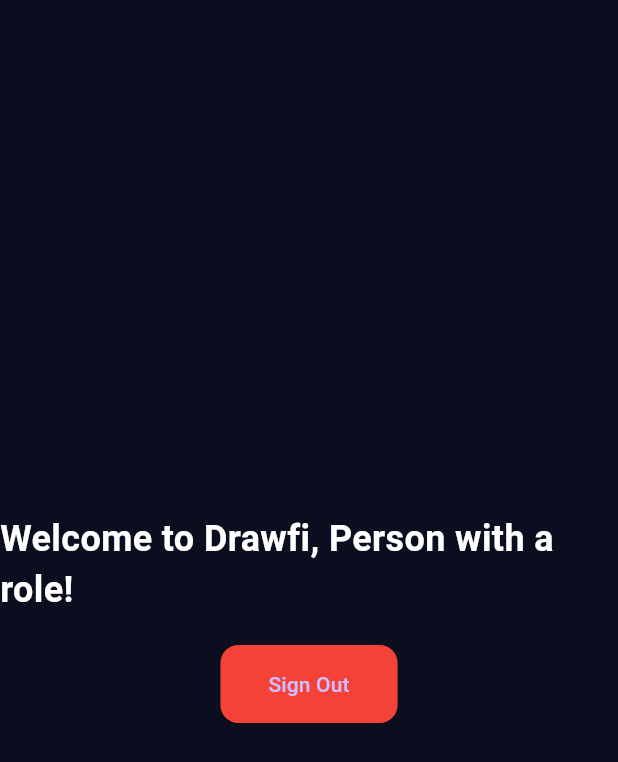
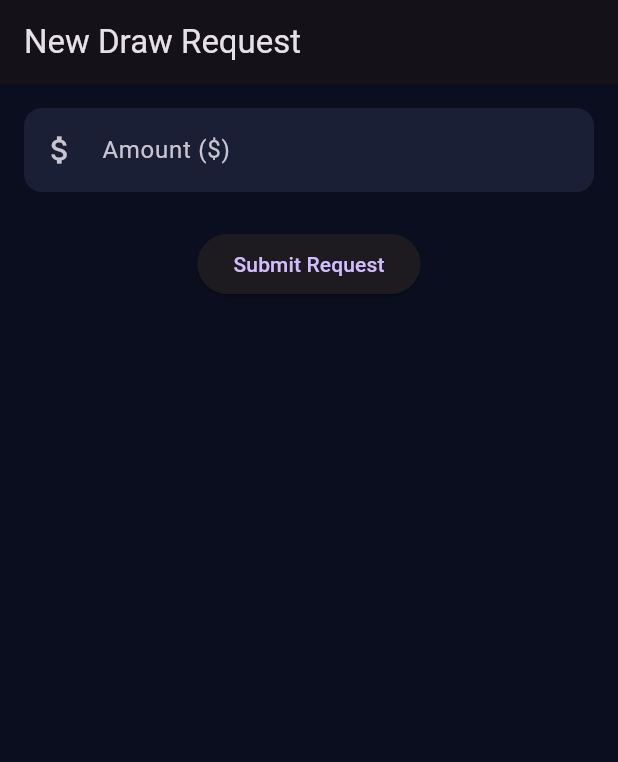
Before and after one commit to jthomaschappell/drawfi_flutter_project, a Flutter app: the screen it shows once a user with an empty profile is signed in, on a phone screen of 412 x 824 dp. Shown: the top 762 px of the screen. Run offline on Flutter 3.47's test engine with Material 3 defaults, Android fonts, the phone set to English and light mode, and no system bars; our stand-ins replace flutter_dotenv, supabase_flutter; accounts and stored records are empty.

Commit message:
Refactor main.dart and update screen navigation; removed gc_screen.dart; added contractor_home_screen.dart and draw_request_screen.dart for improved user flows

```diff
--- a/lib/main.dart
+++ b/lib/main.dart
@@ -2,6 +2,7 @@ import 'package:flutter/material.dart';
 import 'package:supabase_flutter/supabase_flutter.dart';
 import 'package:flutter_dotenv/flutter_dotenv.dart';
 import 'package:tester/models/draw_request.dart';
+import 'package:tester/screens/draw_request_screen.dart';
 import 'package:tester/screens/lender_screen.dart';
 
 // project specific import
@@ -29,8 +30,8 @@ void main() async {
   );
 
   runApp(
-    const MyApp(),
-  );
+      // this is the regular one.
+      const MyApp());
 }
 
 class MyApp extends StatelessWidget {
@@ -225,7 +226,8 @@ class _AuthPageState extends State<AuthPage> {
              */
 
             // if the user is a lender, then give them the lender screen
-            return const LenderScreen();
+            // return const LenderScreen();
+            return const DrawRequestScreen();
           }
 
           /// This block renders ONLY if the snapshot has no session data.
--- /dev/null
+++ b/lib/screens/draw_request_screen.dart
@@ -0,0 +1,77 @@
+import 'package:flutter/material.dart';
+import 'package:supabase_flutter/supabase_flutter.dart';
+
+class DrawRequestScreen extends StatefulWidget {
+  const DrawRequestScreen({super.key});
+
+  @override
+  State<DrawRequestScreen> createState() => _DrawRequestScreenState();
+}
+
+class _DrawRequestScreenState extends State<DrawRequestScreen> {
+  final _amountController = TextEditingController();
+  final supabase = Supabase.instance.client;
+  bool _isSubmitting = false;
+
+  Future<void> _submitDrawRequest() async {
+    if (_amountController.text.isEmpty) return;
+    setState(() => _isSubmitting = true);
+    try {
+      final userId = supabase.auth.currentUser?.id;
+      await supabase.from('draw_request').insert({
+        'user_id': userId,
+        'amount_requested': double.parse(_amountController.text),
+        'status': 'pending'
+      });
+      if (mounted) {
+        ScaffoldMessenger.of(context).showSnackBar(
+          const SnackBar(content: Text('Draw request submitted')),
+        );
+        Navigator.pop(context);
+      }
+    } catch (e) {
+      if (mounted) {
+        ScaffoldMessenger.of(context).showSnackBar(
+          SnackBar(content: Text('Error: $e')),
+        );
+      }
+    } finally {
+      if (mounted) setState(() => _isSubmitting = false);
+    }
+  }
+
+  @override
+  Widget build(BuildContext context) {
+    return Scaffold(
+      appBar: AppBar(title: const Text('New Draw Request')),
+      body: Padding(
+        padding: const EdgeInsets.all(16.0),
+        child: Column(
+          children: [
+            TextField(
+              controller: _amountController,
+              decoration: const InputDecoration(
+                labelText: 'Amount (\$)',
+                prefixIcon: Icon(Icons.attach_money),
+              ),
+              keyboardType: TextInputType.number,
+            ),
+            const SizedBox(height: 24),
+            ElevatedButton(
+              onPressed: _isSubmitting ? null : _submitDrawRequest,
+              child: _isSubmitting
+                  ? const CircularProgressIndicator()
+                  : const Text('Submit Request'),
+            ),
+          ],
+        ),
+      ),
+    );
+  }
+
+  @override
+  void dispose() {
+    _amountController.dispose();
+    super.dispose();
+  }
+}
```
Also changed, not shown: lib/screens/contractor_home_screen.dart (added, +59 -0 lines), lib/screens/gc_screen.dart (deleted).
